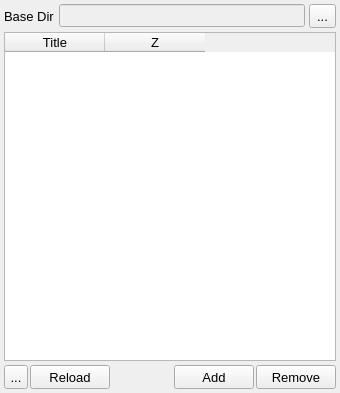
trisyoungs/uchroma, file src/gui/data.ui: the form before one commit.
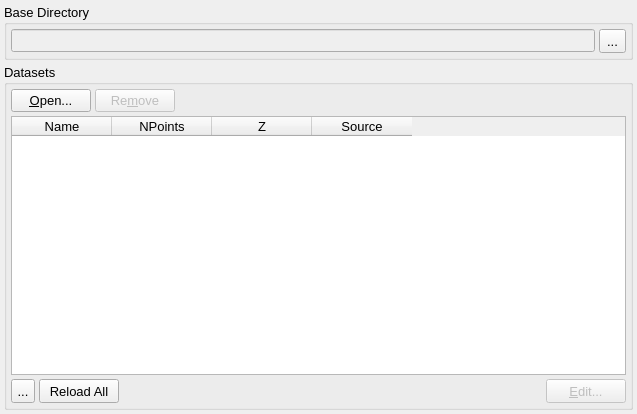
The form after the commit. Icons and pictures are not drawn.

Commit message: Fixed - After saving image size of viewpanes was set incorrectly. Fixed - FitParameters blocks were written with too much indent. Reorganised src/gui to have consistent naming of select windows and edit dialogs. Modified edit dialogs to work on copy of target data - this data is then copied if the dialog returns success. Reorganised DataWindow, and add EditDataSetDialog. Editing of individual DataSets now possible through DataWindow. FontInstance now tries to set unicode character mapping to enable transparent display of special characters.

```diff
--- a/src/gui/data.ui
+++ b/src/gui/data.ui
@@ -6,8 +6,8 @@
    <rect>
     <x>0</x>
     <y>0</y>
-    <width>340</width>
-    <height>393</height>
+    <width>637</width>
+    <height>414</height>
    </rect>
   </property>
   <property name="sizePolicy">
@@ -28,7 +28,7 @@
    <iconset resource="icons.qrc">
     <normaloff>:/uchroma/icons/windows_data.svg</normaloff>:/uchroma/icons/windows_data.svg</iconset>
   </property>
-  <layout class="QVBoxLayout" name="verticalLayout">
+  <layout class="QVBoxLayout" name="verticalLayout_2">
    <property name="spacing">
     <number>4</number>
    </property>
@@ -36,17 +36,17 @@
     <number>4</number>
    </property>
    <item>
-    <layout class="QHBoxLayout" name="horizontalLayout_11">
+    <widget class="QGroupBox" name="BaseDirectoryGroup">
+     <property name="title">
+      <string>Base Directory</string>
+     </property>
+     <layout class="QHBoxLayout" name="horizontalLayout" stretch="0,0">
      <property name="spacing">
       <number>4</number>
      </property>
-     <item>
-      <widget class="QLabel" name="label_2">
-       <property name="text">
-        <string>Base Dir</string>
-       </property>
-      </widget>
-     </item>
+      <property name="margin">
+       <number>4</number>
+      </property>
      <item>
       <widget class="QLineEdit" name="SourceDirEdit">
        <property name="enabled">
@@ -68,18 +68,118 @@
       </widget>
      </item>
     </layout>
+    </widget>
    </item>
    <item>
-    <widget class="QTableWidget" name="SourceFilesTable">
+    <widget class="QGroupBox" name="DataSetsGroup">
+     <property name="title">
+      <string>Datasets</string>
+     </property>
+     <layout class="QVBoxLayout" name="verticalLayout">
+      <property name="spacing">
+       <number>4</number>
+      </property>
+      <property name="margin">
+       <number>4</number>
+      </property>
+      <item>
+       <layout class="QHBoxLayout" name="horizontalLayout_3">
+        <property name="spacing">
+         <number>4</number>
+        </property>
+        <item>
+         <widget class="QPushButton" name="AddFilesButton">
+          <property name="sizePolicy">
+           <sizepolicy hsizetype="Minimum" vsizetype="Fixed">
+            <horstretch>0</horstretch>
+            <verstretch>0</verstretch>
+           </sizepolicy>
+          </property>
+          <property name="maximumSize">
+           <size>
+            <width>128</width>
+            <height>27</height>
+           </size>
+          </property>
+          <property name="cursor">
+           <cursorShape>ArrowCursor</cursorShape>
+          </property>
+          <property name="toolTip">
+           <string>Add surface slices from XY datafiles</string>
+          </property>
+          <property name="text">
+           <string>&amp;Open...</string>
+          </property>
+          <property name="iconSize">
+           <size>
+            <width>16</width>
+            <height>16</height>
+           </size>
+          </property>
+         </widget>
+        </item>
+        <item>
+         <widget class="QPushButton" name="RemoveFilesButton">
+          <property name="enabled">
+           <bool>false</bool>
+          </property>
+          <property name="sizePolicy">
+           <sizepolicy hsizetype="Minimum" vsizetype="Fixed">
+            <horstretch>0</horstretch>
+            <verstretch>0</verstretch>
+           </sizepolicy>
+          </property>
+          <property name="maximumSize">
+           <size>
+            <width>128</width>
+            <height>27</height>
+           </size>
+          </property>
+          <property name="toolTip">
+           <string>Remove selected slices from surface</string>
+          </property>
+          <property name="text">
+           <string>Re&amp;move</string>
+          </property>
+          <property name="iconSize">
+           <size>
+            <width>16</width>
+            <height>16</height>
+           </size>
+          </property>
+         </widget>
+        </item>
+        <item>
+         <spacer name="horizontalSpacer_3">
+          <property name="orientation">
+           <enum>Qt::Horizontal</enum>
+          </property>
+          <property name="sizeHint" stdset="0">
+           <size>
+            <width>40</width>
+            <height>20</height>
+           </size>
+          </property>
+         </spacer>
+        </item>
+       </layout>
+      </item>
+      <item>
+       <widget class="QTableWidget" name="DataSetsTable">
      <property name="selectionBehavior">
       <enum>QAbstractItemView::SelectRows</enum>
      </property>
      <property name="columnCount">
-      <number>2</number>
+         <number>4</number>
      </property>
      <column>
       <property name="text">
-       <string>Title</string>
+          <string>Name</string>
+         </property>
+        </column>
+        <column>
+         <property name="text">
+          <string>NPoints</string>
       </property>
      </column>
      <column>
@@ -87,12 +187,17 @@
        <string>Z</string>
       </property>
      </column>
+        <column>
+         <property name="text">
+          <string>Source</string>
+         </property>
+        </column>
     </widget>
    </item>
    <item>
     <layout class="QHBoxLayout" name="horizontalLayout_4">
      <property name="spacing">
-      <number>2</number>
+         <number>4</number>
      </property>
      <item>
       <widget class="QToolButton" name="GetZFromTimeStampButton">
@@ -124,7 +229,7 @@
        <property name="maximumSize">
         <size>
          <width>128</width>
-         <height>24</height>
+            <height>27</height>
         </size>
        </property>
        <property name="cursor">
@@ -134,7 +239,7 @@
         <string>Add surface slices from NXS datafiles</string>
        </property>
        <property name="text">
-        <string>Reload</string>
+           <string>Reload All</string>
        </property>
        <property name="icon">
         <iconset resource="icons.qrc">
@@ -162,9 +267,12 @@
       </spacer>
      </item>
      <item>
-      <widget class="QPushButton" name="AddFilesButton">
+         <widget class="QPushButton" name="EditDataSetButton">
+          <property name="enabled">
+           <bool>false</bool>
+          </property>
        <property name="sizePolicy">
-        <sizepolicy hsizetype="Expanding" vsizetype="Fixed">
+           <sizepolicy hsizetype="Minimum" vsizetype="Fixed">
          <horstretch>0</horstretch>
          <verstretch>0</verstretch>
         </sizepolicy>
@@ -172,7 +280,7 @@
        <property name="maximumSize">
         <size>
          <width>128</width>
-         <height>24</height>
+            <height>27</height>
         </size>
        </property>
        <property name="cursor">
@@ -182,12 +290,8 @@
         <string>Add surface slices from XY datafiles</string>
        </property>
        <property name="text">
-        <string>Add</string>
-       </property>
-       <property name="icon">
-        <iconset resource="icons.qrc">
-         <normaloff>:/uchroma/icons/plus.svg</normaloff>:/uchroma/icons/plus.svg</iconset>
-       </property>
+           <string>&amp;Edit...</string>
+          </property>
        <property name="iconSize">
         <size>
          <width>16</width>
@@ -196,39 +300,10 @@
        </property>
       </widget>
      </item>
-     <item>
-      <widget class="QPushButton" name="RemoveFilesButton">
-       <property name="sizePolicy">
-        <sizepolicy hsizetype="Minimum" vsizetype="Fixed">
-         <horstretch>0</horstretch>
-         <verstretch>0</verstretch>
-        </sizepolicy>
-       </property>
-       <property name="maximumSize">
-        <size>
-         <width>128</width>
-         <height>24</height>
-        </size>
-       </property>
-       <property name="toolTip">
-        <string>Remove selected slices from surface</string>
-       </property>
-       <property name="text">
-        <string>Remove</string>
-       </property>
-       <property name="icon">
-        <iconset resource="icons.qrc">
-         <normaloff>:/uchroma/icons/minus.svg</normaloff>:/uchroma/icons/minus.svg</iconset>
-       </property>
-       <property name="iconSize">
-        <size>
-         <width>16</width>
-         <height>16</height>
-        </size>
-       </property>
-      </widget>
-     </item>
-    </layout>
+       </layout>
+      </item>
+     </layout>
+    </widget>
    </item>
   </layout>
  </widget>
```
Left out of the diff: 7 changed lines with no effect on the pictures. Lines whose indentation alone changed are shown as unchanged. The commit also changes 42 other files.
